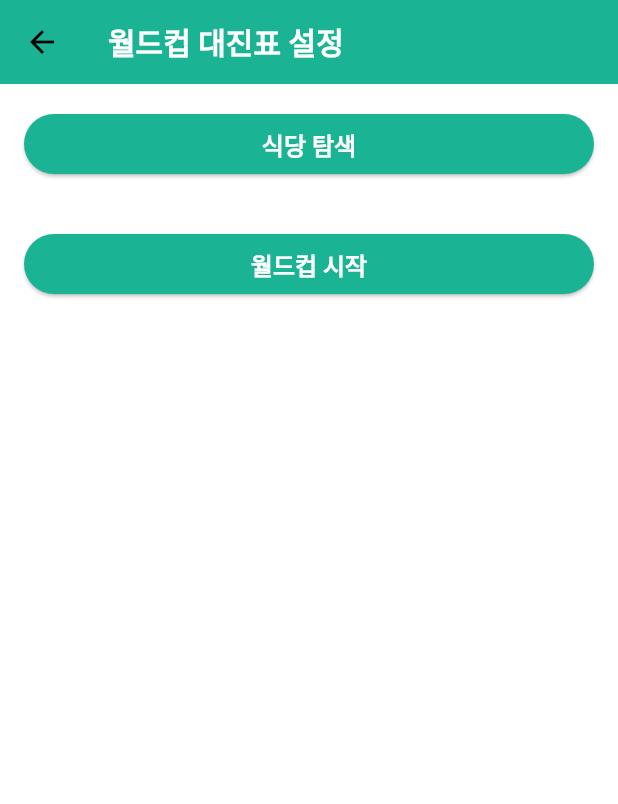
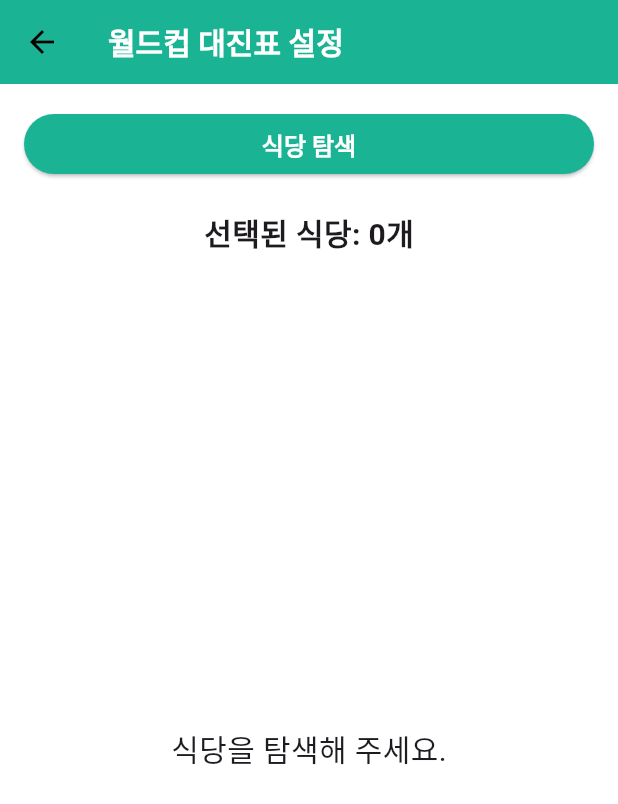
Before and after one commit to jrsky723/dining_cup, a Flutter app: the SetupScreen screen opened directly, on a phone screen of 412 x 824 dp. Shown: the top 804 px of the screen. Run offline on Flutter 3.47's test engine with Material 3 defaults, Android fonts, the phone set to English and light mode, and no system bars; our stand-ins replace flutter_dotenv, geolocator; missing offline and left inert: flutter_naver_map.

Commit message:
4.0 SetUp Screen

```diff
--- a/lib/screens/setup_screen.dart
+++ b/lib/screens/setup_screen.dart
@@ -1,4 +1,7 @@
+import 'package:dining_cup/constants/gaps.dart';
+import 'package:dining_cup/constants/sizes.dart';
 import 'package:dining_cup/models/dining_model.dart';
+import 'package:dining_cup/screens/game_screen.dart';
 import 'package:dining_cup/screens/search_screen.dart';
 import 'package:flutter/material.dart';
 
@@ -10,56 +13,154 @@ class SetupScreen extends StatefulWidget {
 }
 
 class _SetupScreenState extends State<SetupScreen> {
-  // 위치, 거리, 카테고리, 월드컵 대진 등을 저장할 변수들을 선언합니다.
+  List<DiningModel> dinings = [];
+  int selectedWorldCupSize = 0; // 사용자가 선택할 수 있는 월드컵 규모
 
-  List<DiningModel> dinings = []; // 맛집 리스트
+  final List<int> availableSizes = [
+    4,
+    8,
+    16,
+    32,
+    64,
+    128,
+    256,
+  ]; // 가능한 월드컵 규모 목록
 
-  String selectedLocation = '현재 위치'; // 현재 위치 또는 임의의 위치
-  int selectedDistance = 100; // 거리 (예: 100m, 300m 등)
-  // 기타 필요한 변수들 추가...
+  List<int> getFilteredSizes() {
+    List<int> filteredSizes =
+        availableSizes.where((size) => size < dinings.length).toList();
+    filteredSizes.add(dinings.length);
+    return filteredSizes;
+  }
 
   @override
   Widget build(BuildContext context) {
+    List<int> filteredSizes = getFilteredSizes();
+
+    if (!filteredSizes.contains(selectedWorldCupSize)) {
+      selectedWorldCupSize = filteredSizes.isNotEmpty ? filteredSizes.first : 0;
+    }
+
     return Scaffold(
       appBar: AppBar(
         title: const Text('월드컵 대진표 설정'),
       ),
-      body: SingleChildScrollView(
+      body: Padding(
+        padding: const EdgeInsets.all(Sizes.size16),
         child: Column(
           crossAxisAlignment: CrossAxisAlignment.stretch,
-          children: <Widget>[
-            // 탐색 버튼
-            Padding(
-              padding: const EdgeInsets.all(16.0),
-              child: ElevatedButton(
-                onPressed: () {
-                  // 탐색 버튼 클릭 시의 로직
-                  var result = Navigator.push(
+          children: [
+            ElevatedButton(
+              onPressed: () async {
+                final result = await Navigator.push(
                   context,
                   MaterialPageRoute(
-                          builder: (context) => const SearchScreen()));
-                  result.then((value) {
-                    if (value != null) {
+                    builder: (context) => const SearchScreen(),
+                  ),
+                );
+                if (result != null) {
                   setState(() {
-                        dinings = value;
+                    dinings = result;
                   });
                 }
-                  });
               },
               child: const Text('식당 탐색'),
             ),
-            ),
-
-            // 월드컵 시작 버튼
-            Padding(
-              padding: const EdgeInsets.all(16.0),
-              child: ElevatedButton(
-                onPressed: () {
-                  // 월드컵 시작 버튼 클릭 시의 로직
-                },
-                child: const Text('월드컵 시작'),
+            Gaps.v20,
+            Center(
+              child: Text(
+                '선택된 식당: ${dinings.length}개',
+                style: const TextStyle(
+                  fontSize: Sizes.size20,
+                  fontWeight: FontWeight.bold,
                 ),
               ),
+            ),
+            Gaps.v20,
+            if (dinings.isEmpty)
+              const Expanded(
+                child: Center(
+                  child: Text(
+                    '식당을 탐색해 주세요.',
+                    style: TextStyle(fontSize: Sizes.size20),
+                  ),
+                ),
+              ),
+            // dinings가 비어있지 않을 때만 ListView를 보여줍니다.
+            if (dinings.isNotEmpty) ...[
+              Expanded(
+                child: Container(
+                  decoration: BoxDecoration(
+                    border: Border.all(
+                      color: Theme.of(context).primaryColor,
+                    ),
+                  ),
+                  child: ListView.builder(
+                    shrinkWrap: true,
+                    itemCount: dinings.length,
+                    itemBuilder: (context, index) {
+                      return ListTile(
+                        title: Text(dinings[index].placeName),
+                        subtitle: Text(
+                            '${dinings[index].addressName} (${dinings[index].categoryName})'),
+                      );
+                    },
+                  ),
+                ),
+              ),
+              SizedBox(
+                height: 140.0,
+                child: Padding(
+                  padding: const EdgeInsets.symmetric(
+                      vertical: Sizes.size10, horizontal: Sizes.size5),
+                  child: Column(
+                    crossAxisAlignment: CrossAxisAlignment.stretch,
+                    children: [
+                      const Text(
+                        '총 라운드를 선택하세요.',
+                        style: TextStyle(
+                          fontWeight: FontWeight.bold,
+                        ),
+                      ),
+                      Expanded(
+                        child: ListView.builder(
+                          scrollDirection: Axis.horizontal,
+                          itemCount: filteredSizes.length,
+                          itemBuilder: (context, index) {
+                            return Padding(
+                              padding: const EdgeInsets.all(Sizes.size4),
+                              child: ChoiceChip(
+                                label: Text('${filteredSizes[index]} 강'),
+                                selected: selectedWorldCupSize ==
+                                    filteredSizes[index],
+                                onSelected: (selected) {
+                                  setState(() {
+                                    selectedWorldCupSize = filteredSizes[index];
+                                  });
+                                },
+                              ),
+                            );
+                          },
+                        ),
+                      ),
+                      ElevatedButton(
+                          onPressed: () {
+                            Navigator.push(
+                              context,
+                              MaterialPageRoute(
+                                builder: (context) => GameScreen(
+                                  dinings: dinings,
+                                  worldCupSize: selectedWorldCupSize,
+                                ),
+                              ),
+                            );
+                          },
+                          child: const Text('시작하기')),
+                    ],
+                  ),
+                ),
+              )
+            ],
           ],
         ),
       ),
```
Also changed, not shown: lib/screens/game_screen.dart (added, +19 -0 lines). Lines whose indentation alone changed are shown as unchanged.
